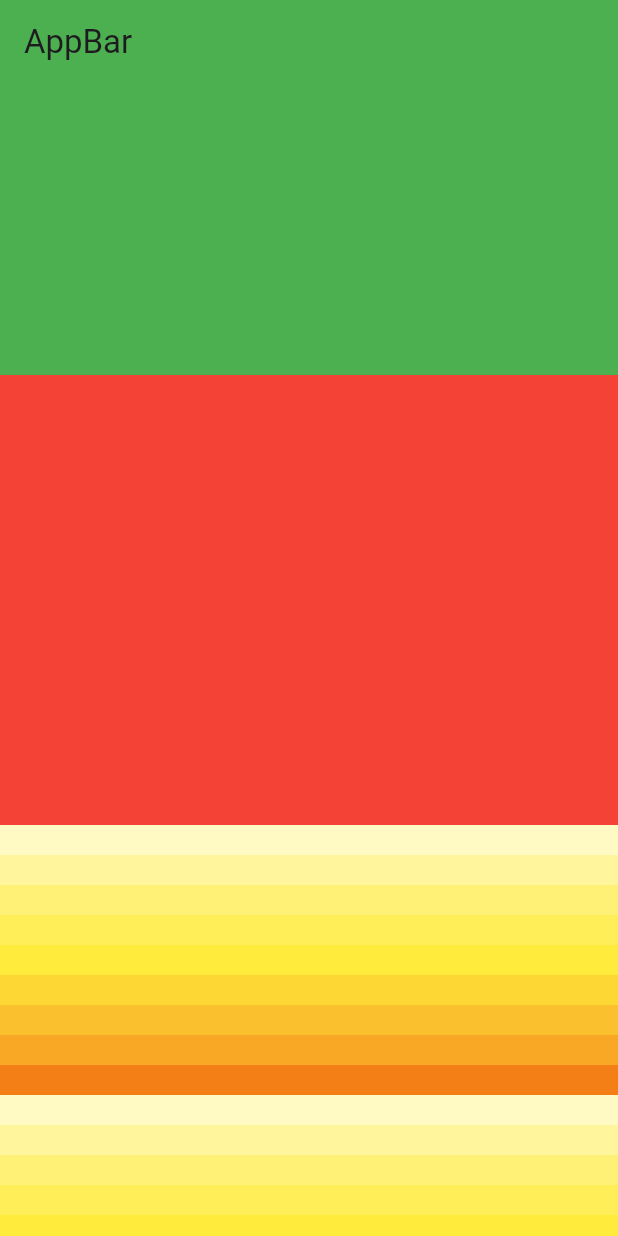
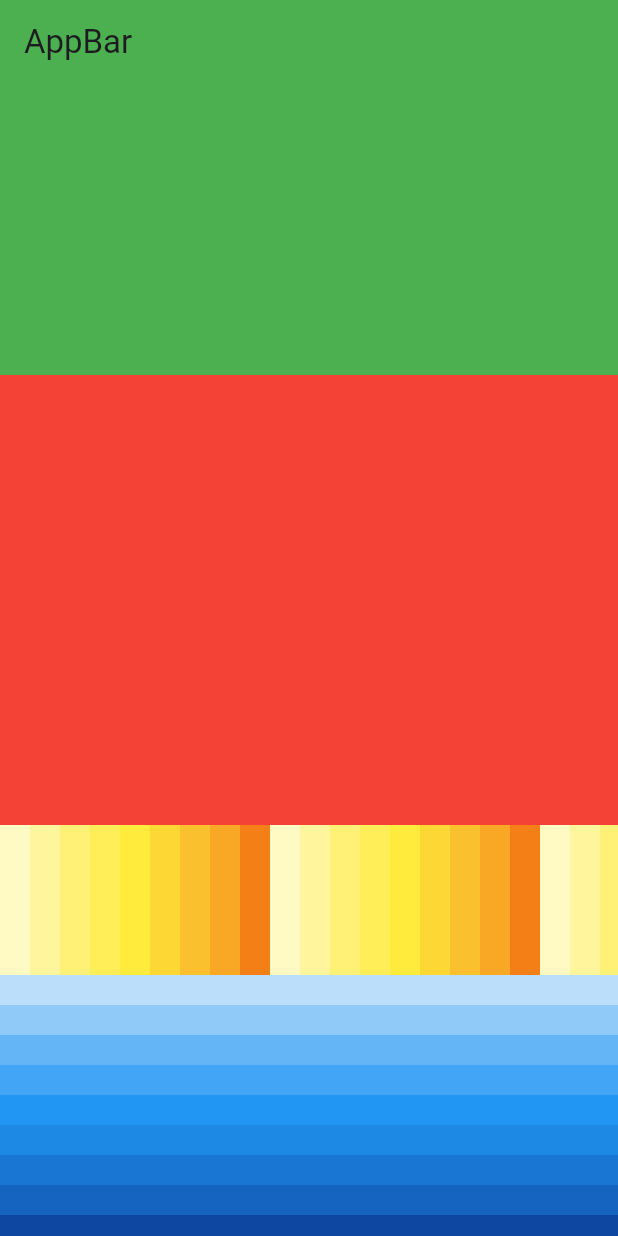
Before and after one commit to LifeIsOne/Flutter-pageview-Sliver, a Flutter app: the screen it shows after launch, on a phone screen of 412 x 824 dp. Run offline on Flutter 3.47's test engine with Material 3 defaults, Android fonts, the phone set to English and light mode, and no system bars.

Commit message:
가로 스크롤

```diff
--- a/lib/main.dart
+++ b/lib/main.dart
@@ -40,16 +40,19 @@ class HomePage extends StatelessWidget {
               height: 300,
             ),
           ),
-          SliverList(
-            /* 높이를 동적 계산*/
-            delegate: SliverChildBuilderDelegate(
-              childCount: 20 /* 빌드할 자식 위젯을 20개로*/,
-              (context, index) /* 콜백 함수, 각 index에 자식 위젯 빌드 */ {
-                return Container /* 각 index에 높이 50, 색상 파란색 Container 반환 */ (
-                  height: 20,
-                  color: Colors.yellow[((index % 9) + 1) * 100],
-                );
-              },
+          SliverToBoxAdapter(
+            child: SizedBox(
+              height: 100,
+              child: ListView.builder(
+                scrollDirection: Axis.horizontal,
+                itemCount: 30 /* 빌드할 자식 위젯을 30개로*/,
+                itemBuilder: (context, index) /* 콜백 함수, 각 index에 자식 위젯 빌드 */ {
+                  return Container /* 각 index에 높이 50, 색상 파란색 Container 반환 */ (
+                    width: 20,
+                    color: Colors.yellow[((index % 9) + 1) * 100],
+                  );
+                },
+              ),
             ),
           ),
           SliverList(
```
